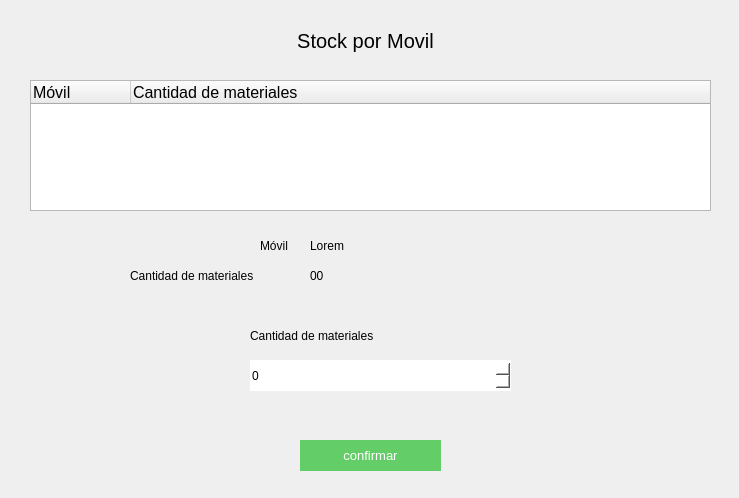
Before: the Qt Designer form Pantallas UI/Materiales/stock por movil/stockPorMovilMateriales.ui in AlemFernandez786/Scabox, drawn with Qt 5.
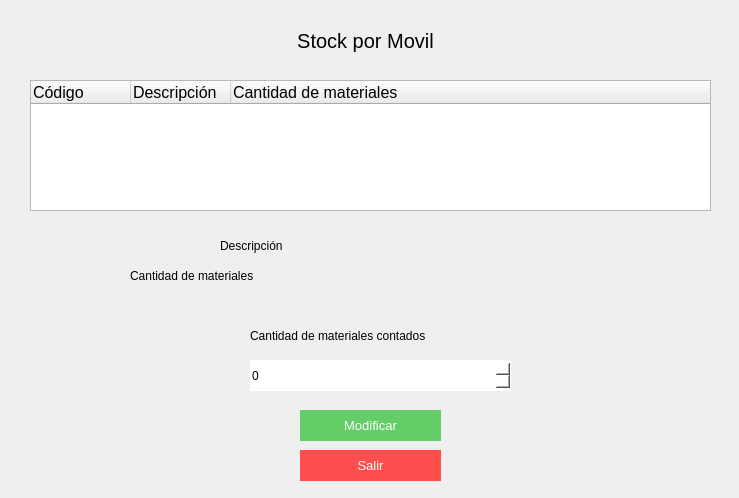
After: the same form once the commit is applied.

Diff of the .ui file:
```diff
--- a/Pantallas UI/Materiales/stock por movil/stockPorMovilMateriales.ui
+++ b/Pantallas UI/Materiales/stock por movil/stockPorMovilMateriales.ui
@@ -38,7 +38,7 @@
     <rect>
      <x>250</x>
      <y>320</y>
-     <width>171</width>
+     <width>261</width>
      <height>31</height>
     </rect>
    </property>
@@ -47,7 +47,7 @@
 text-align:center;</string>
    </property>
    <property name="text">
-    <string>Cantidad de materiales</string>
+    <string>Cantidad de materiales contados</string>
    </property>
   </widget>
   <widget class="QTreeWidget" name="ma_tabla">
@@ -61,7 +61,17 @@
    </property>
    <column>
     <property name="text">
-     <string>Móvil</string>
+     <string>Código</string>
+    </property>
+    <property name="font">
+     <font>
+      <pointsize>12</pointsize>
+     </font>
+    </property>
+   </column>
+   <column>
+    <property name="text">
+     <string>Descripción</string>
     </property>
     <property name="font">
      <font>
@@ -84,7 +94,7 @@
    <property name="geometry">
     <rect>
      <x>300</x>
-     <y>440</y>
+     <y>410</y>
      <width>141</width>
      <height>31</height>
     </rect>
@@ -96,15 +106,15 @@
 border:none;</string>
    </property>
    <property name="text">
-    <string>confirmar</string>
+    <string>Modificar</string>
    </property>
   </widget>
   <widget class="QLabel" name="label_4">
    <property name="geometry">
     <rect>
-     <x>260</x>
+     <x>220</x>
      <y>230</y>
-     <width>41</width>
+     <width>81</width>
      <height>31</height>
     </rect>
    </property>
@@ -113,7 +123,7 @@
 text-align:center;</string>
    </property>
    <property name="text">
-    <string>Móvil</string>
+    <string>Descripción</string>
    </property>
   </widget>
   <widget class="QLabel" name="label_5">
@@ -147,7 +157,7 @@
 text-align:center;</string>
    </property>
    <property name="text">
-    <string>Lorem</string>
+    <string/>
    </property>
   </widget>
   <widget class="QLabel" name="ma_label_2">
@@ -164,7 +174,7 @@
 text-align:center;</string>
    </property>
    <property name="text">
-    <string>00</string>
+    <string/>
    </property>
   </widget>
   <widget class="QSpinBox" name="ma_input_1">
@@ -185,6 +195,25 @@
     <number>9999</number>
    </property>
   </widget>
+  <widget class="QPushButton" name="ma_btn_salir">
+   <property name="geometry">
+    <rect>
+     <x>300</x>
+     <y>450</y>
+     <width>141</width>
+     <height>31</height>
+    </rect>
+   </property>
+   <property name="styleSheet">
+    <string notr="true">background-color: #ff4e4e;
+color:white;
+font-size:10pt;
+border:none;</string>
+   </property>
+   <property name="text">
+    <string>Salir</string>
+   </property>
+  </widget>
  </widget>
  <tabstops>
   <tabstop>ma_tabla</tabstop>
```
